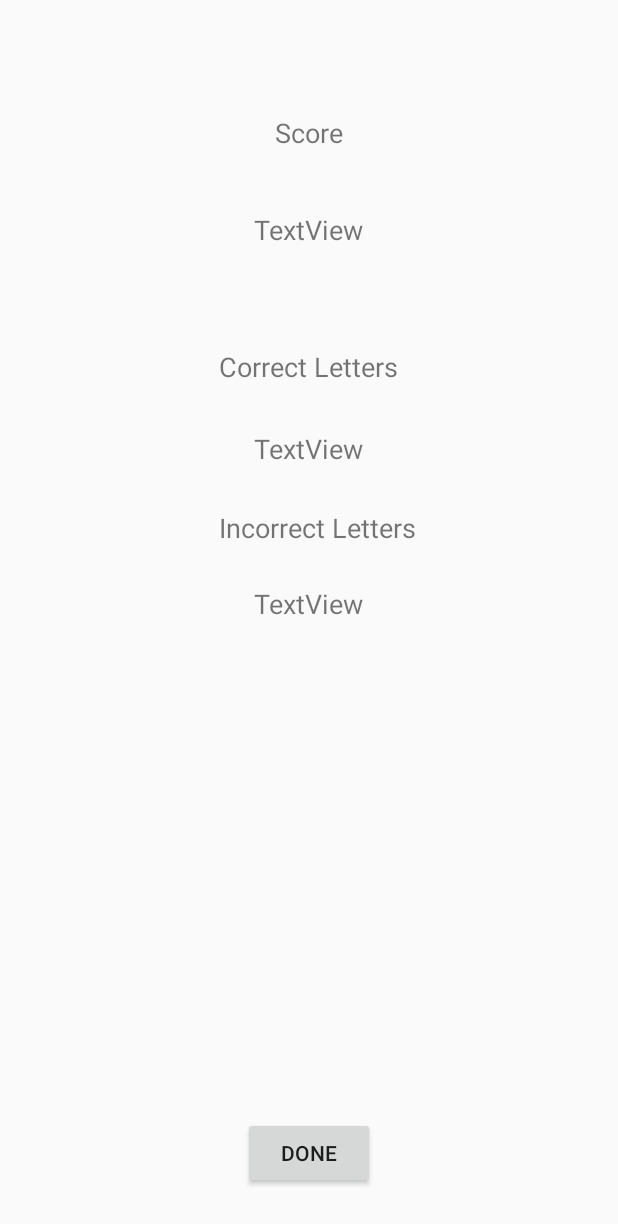
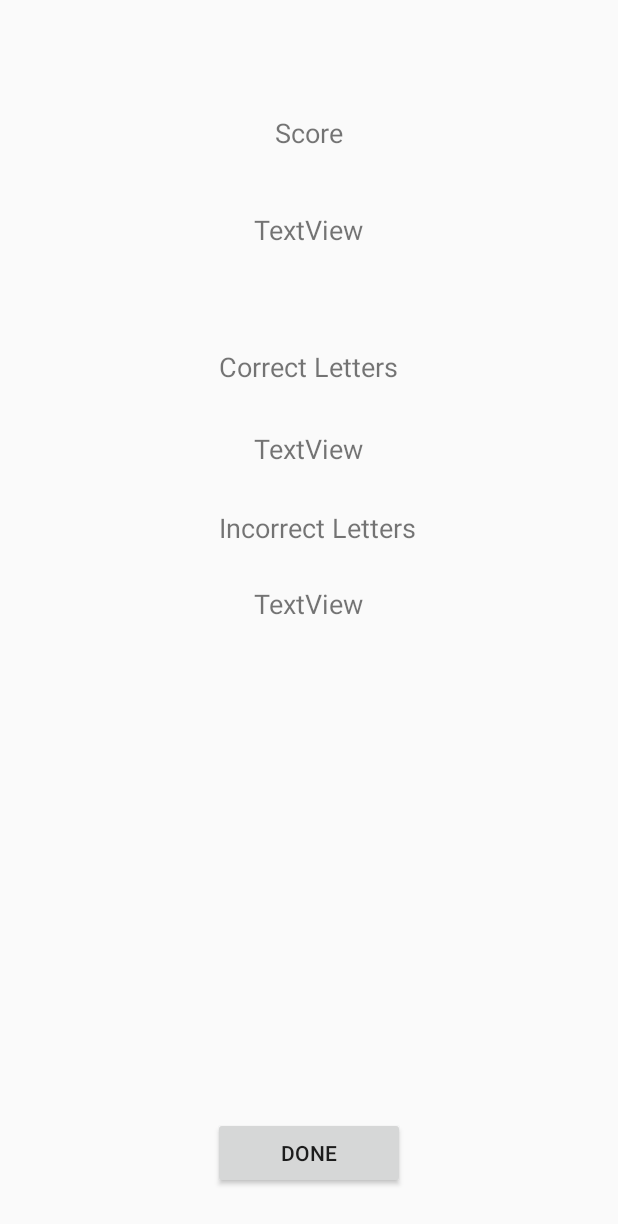
Before and after one commit to sanjanakadiveti/PhlMorseLaunch, an Android app: the layout activity_results.xml on its own in the app's theme, with its tools: preview values and no code run, on a phone screen of 412 x 824 dp. Shown: the top 1224 px of the screen. Run offline under Robolectric (Android 15) with nearby library versions, the phone set to English and light mode, and no system bars; Roboto replaces fonts that are not available here.

Commit message:
Added Quiz and Results Designs

```diff
--- a/mobile/src/main/res/layout/activity_results.xml
+++ b/mobile/src/main/res/layout/activity_results.xml
@@ -76,7 +76,7 @@
 
     <Button
         android:id="@+id/doneButton"
-        android:layout_width="wrap_content"
+        android:layout_width="128dp"
         android:layout_height="wrap_content"
         android:layout_alignParentBottom="true"
         android:layout_centerHorizontal="true"
```
